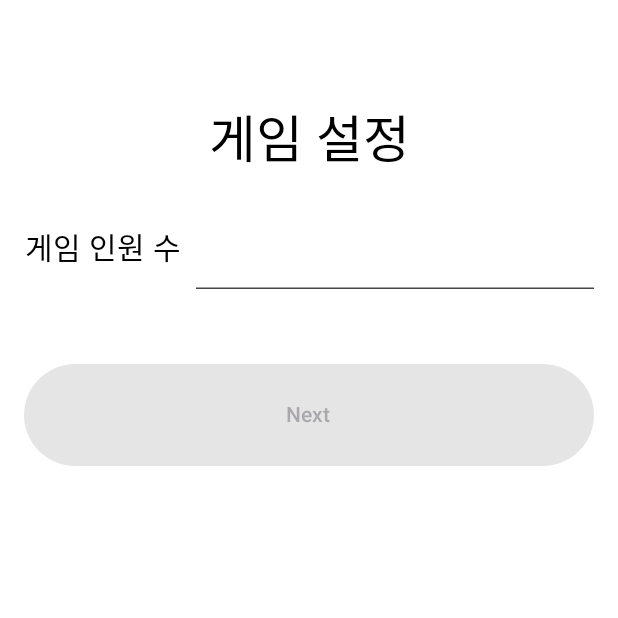
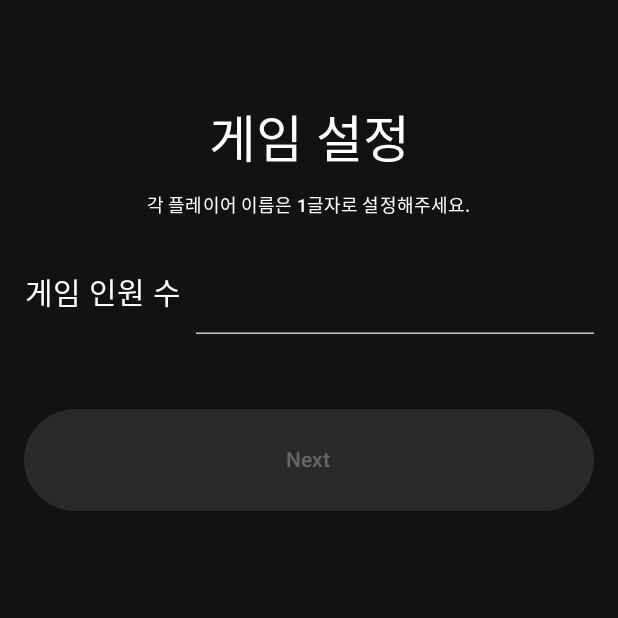
Before and after one commit to lsy91/LadderGame_Android, an Android app built with Jetpack Compose: the screen it shows after launch (MainActivity), on a phone screen of 412 x 824 dp, the top half of it. Run offline under Robolectric (Android 15) with nearby library versions, the phone set to English and light mode, and no system bars.

Commit message:
[sy.lee] 사다리 게임 1. 다크모드 Style Compose Theme 적용 2. 게임 진행 설명 문구 추가

```diff
--- a/app/src/main/java/com/quintet/laddergame/MainActivity.kt
+++ b/app/src/main/java/com/quintet/laddergame/MainActivity.kt
@@ -27,6 +27,7 @@ import com.quintet.laddergame.utils.LadderGameUtils
 class MainActivity : ComponentActivity() {
     override fun onCreate(savedInstanceState: Bundle?) {
         super.onCreate(savedInstanceState)
+
         setContent {
             LadderGameTheme {
                 // A surface container using the 'background' color from the theme
--- a/app/src/main/java/com/quintet/laddergame/ui/SelectPlayerCountScreen.kt
+++ b/app/src/main/java/com/quintet/laddergame/ui/SelectPlayerCountScreen.kt
@@ -59,8 +59,18 @@ fun SelectPlayerCountScreen(
             text = "게임 설정",
             fontSize = 34.sp,
             style = MaterialTheme.typography.headlineLarge,
-            modifier = Modifier.padding(top = 50.dp, bottom = 20.dp)
+            modifier = Modifier.padding(top = 50.dp)
         )
+
+        Spacer(modifier = Modifier.height(10.dp))
+
+        Text(
+            text = "각 플레이어 이름은 1글자로 설정해주세요.",
+            fontSize = 12.sp,
+            style = MaterialTheme.typography.titleSmall
+        )
+
+        Spacer(modifier = Modifier.height(20.dp))
 
         LazyColumn(
             modifier = Modifier.fillMaxWidth(),
--- a/app/src/main/java/com/quintet/laddergame/ui/theme/Theme.kt
+++ b/app/src/main/java/com/quintet/laddergame/ui/theme/Theme.kt
@@ -32,14 +32,10 @@ private val DarkColors = darkColorScheme(
 
 @Composable
 fun LadderGameTheme(
-    darkTheme: Boolean = isSystemInDarkTheme(),
+    darkTheme: Boolean = isSystemInDarkTheme(), // 기기가 다크모드인지 여부
     content: @Composable () -> Unit
 ) {
-    val colors = if (darkTheme) {
-        DarkColors
-    } else {
-        LightColors
-    }
+    val colors = DarkColors
 
     MaterialTheme(
         colorScheme = colors,
```
Also changed, not shown: app/src/main/java/com/quintet/laddergame/ui/LadderGameScreen.kt (+49 -34 lines).
